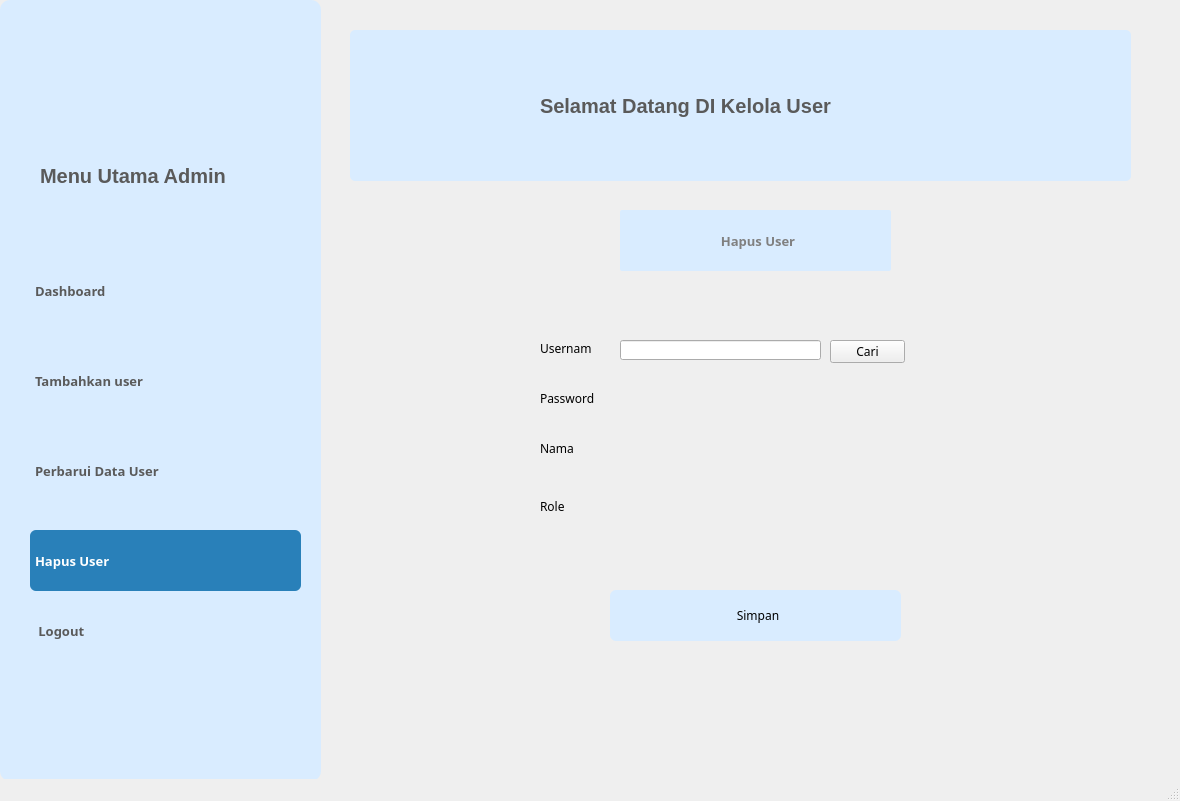
This is delete_user.ui in yssrl/penyewaan_console_python as Qt 5 draws it before an edit. The edited form follows.
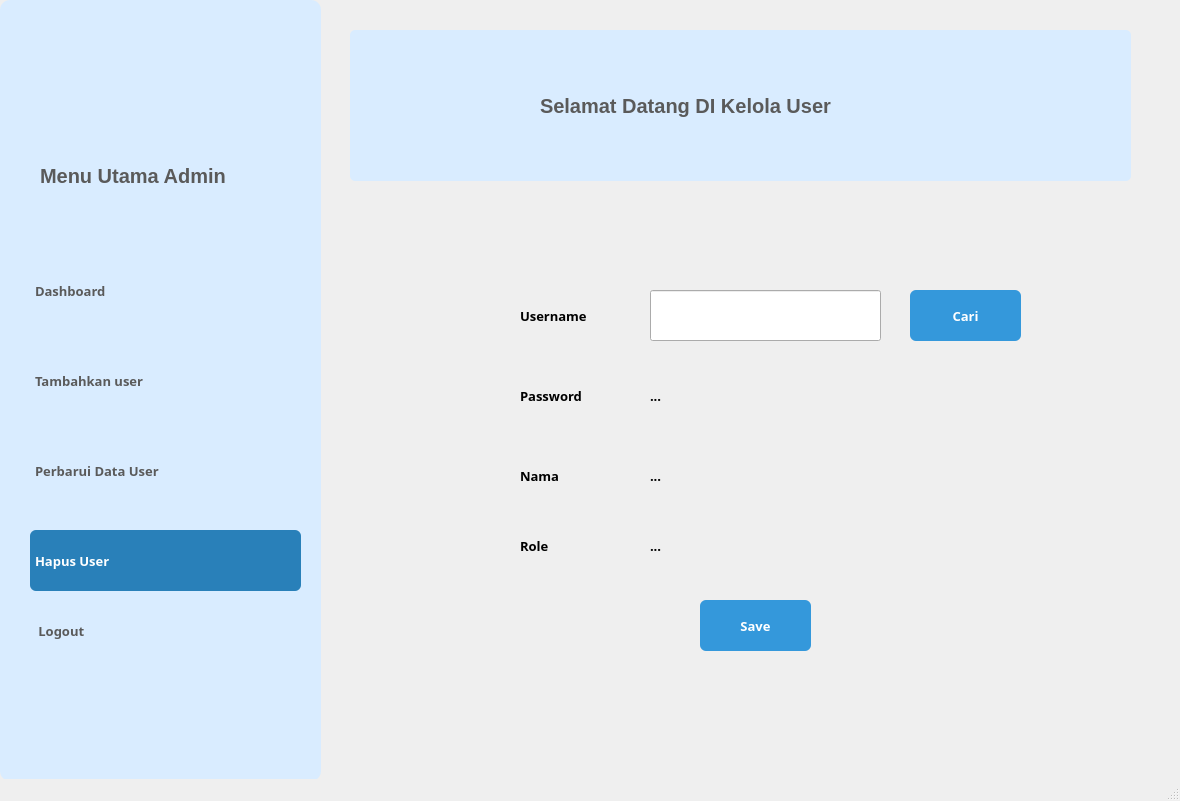
This is the edited form. Icons and pictures are not drawn.

Commit message: update dashboard_admin, dengan mengubah file CRUD .ui nya, dan menambah file .py untuk dashboard_admin sekaligus menambahkan fitur bolak-balik menu.

Patch:
```diff
--- a/delete_user.ui
+++ b/delete_user.ui
@@ -371,202 +371,249 @@
      </property>
     </widget>
    </widget>
+   <widget class="QPushButton" name="pushButton_simpan">
+    <property name="geometry">
+     <rect>
+      <x>700</x>
+      <y>600</y>
+      <width>111</width>
+      <height>51</height>
+     </rect>
+    </property>
+    <property name="font">
+     <font>
+      <family>Mongolian Baiti</family>
+      <pointsize>10</pointsize>
+      <weight>75</weight>
+      <bold>true</bold>
+      <kerning>false</kerning>
+     </font>
+    </property>
+    <property name="styleSheet">
+     <string notr="true">QPushButton {
+    background-color: #3498db;   
+	color: white; 
+	border-radius: 6px;            
+}
+
+QPushButton:hover {
+    background-color: #2980b9;   
+}
+
+QPushButton:pressed {
+    background-color: #1c6690;  
+}
+</string>
+    </property>
+    <property name="text">
+     <string>Save</string>
+    </property>
+    <property name="default">
+     <bool>false</bool>
+    </property>
+    <property name="flat">
+     <bool>false</bool>
+    </property>
+   </widget>
+   <widget class="QLabel" name="label_nama">
+    <property name="geometry">
+     <rect>
+      <x>520</x>
+      <y>460</y>
+      <width>131</width>
+      <height>31</height>
+     </rect>
+    </property>
+    <property name="font">
+     <font>
+      <family>Mongolian Baiti</family>
+      <pointsize>10</pointsize>
+      <weight>75</weight>
+      <bold>true</bold>
+     </font>
+    </property>
+    <property name="text">
+     <string>Nama</string>
+    </property>
+   </widget>
    <widget class="QLabel" name="label_password">
     <property name="geometry">
      <rect>
-      <x>540</x>
-      <y>390</y>
-      <width>61</width>
-      <height>16</height>
+      <x>520</x>
+      <y>380</y>
+      <width>131</width>
+      <height>31</height>
      </rect>
     </property>
+    <property name="font">
+     <font>
+      <family>Mongolian Baiti</family>
+      <pointsize>10</pointsize>
+      <weight>75</weight>
+      <bold>true</bold>
+     </font>
+    </property>
     <property name="text">
      <string>Password</string>
     </property>
    </widget>
+   <widget class="QLabel" name="label_role">
+    <property name="geometry">
+     <rect>
+      <x>520</x>
+      <y>530</y>
+      <width>131</width>
+      <height>31</height>
+     </rect>
+    </property>
+    <property name="font">
+     <font>
+      <family>Mongolian Baiti</family>
+      <pointsize>10</pointsize>
+      <weight>75</weight>
+      <bold>true</bold>
+     </font>
+    </property>
+    <property name="text">
+     <string>Role</string>
+    </property>
+   </widget>
    <widget class="QLabel" name="label_username">
     <property name="geometry">
      <rect>
-      <x>540</x>
-      <y>340</y>
-      <width>51</width>
-      <height>16</height>
+      <x>520</x>
+      <y>300</y>
+      <width>81</width>
+      <height>31</height>
      </rect>
     </property>
+    <property name="font">
+     <font>
+      <family>Mongolian Baiti</family>
+      <pointsize>10</pointsize>
+      <weight>75</weight>
+      <bold>true</bold>
+     </font>
+    </property>
     <property name="text">
      <string>Username</string>
     </property>
    </widget>
-   <widget class="QPushButton" name="pushButton_simpan">
-    <property name="geometry">
-     <rect>
-      <x>610</x>
-      <y>590</y>
-      <width>291</width>
-      <height>51</height>
-     </rect>
-    </property>
-    <property name="styleSheet">
-     <string notr="true">QPushButton {
-    background-color: #d9ecff;   
-	color: black; 
-	border-radius: 6px;            
-}
-
-QPushButton:hover {
-    background-color: #2980b9;  
-	color: white; 
-}
-
-QPushButton {
-    text-align: center;
-    vertical-align: middle; 
-    padding-left: 5px; 
-}
-
-</string>
-    </property>
-    <property name="text">
-     <string>Simpan</string>
-    </property>
-   </widget>
-   <widget class="QLabel" name="label_level">
-    <property name="geometry">
-     <rect>
-      <x>540</x>
-      <y>500</y>
-      <width>47</width>
-      <height>13</height>
-     </rect>
-    </property>
-    <property name="text">
-     <string>Role</string>
-    </property>
-   </widget>
-   <widget class="QLineEdit" name="lineEdit_Nama">
-    <property name="geometry">
-     <rect>
-      <x>620</x>
-      <y>340</y>
-      <width>201</width>
-      <height>20</height>
-     </rect>
-    </property>
-   </widget>
-   <widget class="QLabel" name="label_nama">
-    <property name="geometry">
-     <rect>
-      <x>540</x>
-      <y>440</y>
-      <width>61</width>
-      <height>16</height>
-     </rect>
-    </property>
-    <property name="text">
-     <string>Nama</string>
-    </property>
-   </widget>
-   <widget class="QPushButton" name="pushButton_2">
-    <property name="enabled">
-     <bool>true</bool>
-    </property>
-    <property name="geometry">
-     <rect>
-      <x>620</x>
-      <y>210</y>
-      <width>271</width>
-      <height>61</height>
-     </rect>
-    </property>
-    <property name="font">
-     <font>
-      <family>Microsoft New Tai Lue</family>
-      <pointsize>10</pointsize>
-      <weight>75</weight>
-      <bold>true</bold>
-     </font>
-    </property>
-    <property name="contextMenuPolicy">
-     <enum>Qt::DefaultContextMenu</enum>
-    </property>
-    <property name="layoutDirection">
-     <enum>Qt::LeftToRight</enum>
-    </property>
-    <property name="styleSheet">
-     <string notr="true">QPushButton {
-    background-color: #d9ecff;
-	color: grey; 
-	border-radius: 2px;         
-}
-
-QPushButton {
-    text-align: center;
-    vertical-align: middle; 
-    padding-left: 5px; 
-}
-</string>
-    </property>
-    <property name="text">
-     <string>Hapus User</string>
-    </property>
-    <property name="icon">
-     <iconset>
-      <normaloff>C:/Users/ASUS/Downloads/dashboard.png</normaloff>C:/Users/ASUS/Downloads/dashboard.png</iconset>
-    </property>
-    <property name="autoDefault">
-     <bool>false</bool>
-    </property>
-   </widget>
    <widget class="QPushButton" name="pushButton_cari">
     <property name="geometry">
      <rect>
-      <x>830</x>
-      <y>340</y>
-      <width>75</width>
-      <height>23</height>
+      <x>910</x>
+      <y>290</y>
+      <width>111</width>
+      <height>51</height>
      </rect>
     </property>
+    <property name="font">
+     <font>
+      <family>Mongolian Baiti</family>
+      <pointsize>10</pointsize>
+      <weight>75</weight>
+      <bold>true</bold>
+      <kerning>false</kerning>
+     </font>
+    </property>
+    <property name="styleSheet">
+     <string notr="true">QPushButton {
+    background-color: #3498db;   
+	color: white; 
+	border-radius: 6px;            
+}
+
+QPushButton:hover {
+    background-color: #2980b9;   
+}
+
+QPushButton:pressed {
+    background-color: #1c6690;  
+}
+</string>
+    </property>
     <property name="text">
      <string>Cari</string>
     </property>
-   </widget>
-   <widget class="QLabel" name="label_isiLevel">
-    <property name="geometry">
-     <rect>
-      <x>620</x>
-      <y>500</y>
-      <width>201</width>
-      <height>16</height>
-     </rect>
+    <property name="default">
+     <bool>false</bool>
     </property>
-    <property name="text">
-     <string/>
+    <property name="flat">
+     <bool>false</bool>
     </property>
    </widget>
    <widget class="QLabel" name="label_isiPassword">
     <property name="geometry">
      <rect>
-      <x>620</x>
-      <y>390</y>
-      <width>201</width>
-      <height>16</height>
+      <x>650</x>
+      <y>370</y>
+      <width>231</width>
+      <height>51</height>
      </rect>
     </property>
+    <property name="font">
+     <font>
+      <family>Mongolian Baiti</family>
+      <pointsize>10</pointsize>
+      <weight>75</weight>
+      <bold>true</bold>
+     </font>
+    </property>
     <property name="text">
-     <string/>
+     <string>...</string>
     </property>
    </widget>
    <widget class="QLabel" name="label_isiNama">
     <property name="geometry">
      <rect>
-      <x>620</x>
-      <y>440</y>
-      <width>201</width>
-      <height>16</height>
+      <x>650</x>
+      <y>450</y>
+      <width>231</width>
+      <height>51</height>
      </rect>
     </property>
+    <property name="font">
+     <font>
+      <family>Mongolian Baiti</family>
+      <pointsize>10</pointsize>
+      <weight>75</weight>
+      <bold>true</bold>
+     </font>
+    </property>
     <property name="text">
-     <string/>
+     <string>...</string>
+    </property>
+   </widget>
+   <widget class="QLabel" name="label_isiRole">
+    <property name="geometry">
+     <rect>
+      <x>650</x>
+      <y>520</y>
+      <width>231</width>
+      <height>51</height>
+     </rect>
+    </property>
+    <property name="font">
+     <font>
+      <family>Mongolian Baiti</family>
+      <pointsize>10</pointsize>
+      <weight>75</weight>
+      <bold>true</bold>
+     </font>
+    </property>
+    <property name="text">
+     <string>...</string>
+    </property>
+   </widget>
+   <widget class="QLineEdit" name="lineEdit_isiUsername">
+    <property name="geometry">
+     <rect>
+      <x>650</x>
+      <y>290</y>
+      <width>231</width>
+      <height>51</height>
+     </rect>
     </property>
    </widget>
   </widget>
```
Left out of the diff: 10 changed lines with no effect on the pictures. The commit also changes 5 other files.
